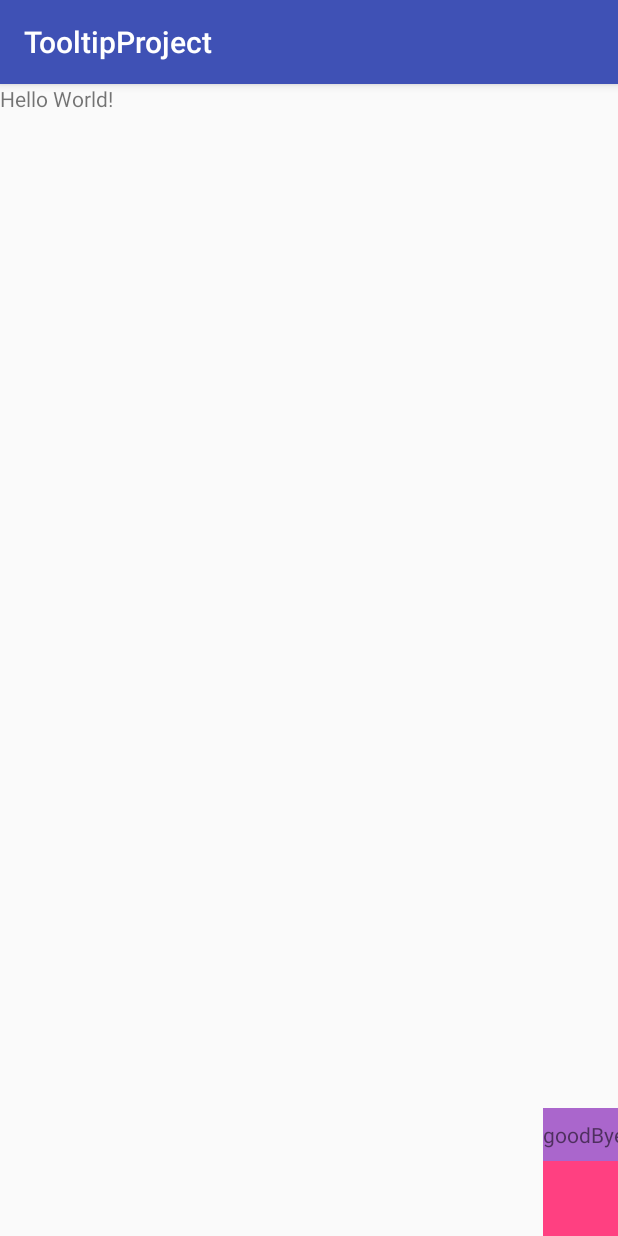
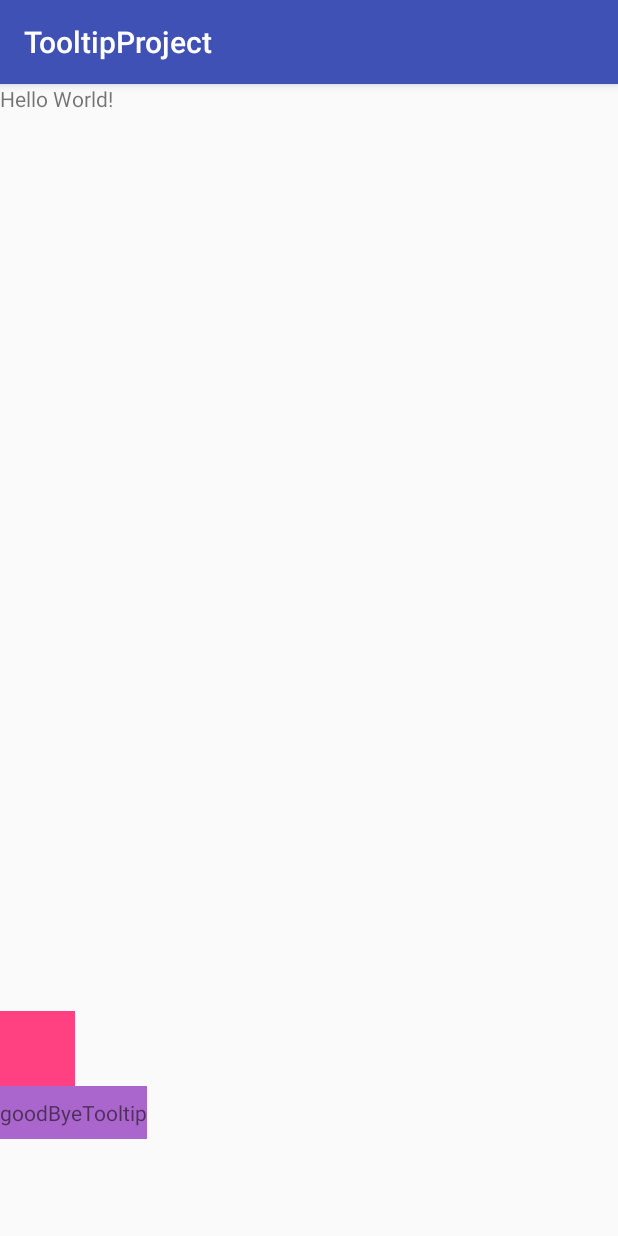
Before and after one commit to LilyMG/TooltipProject, an Android app: the screen it shows after launch (MainActivity), after a tap on an icon or button, on a phone screen of 412 x 824 dp. Run offline under Robolectric (Android 15) with nearby library versions, the phone set to English and light mode, and no system bars.

```diff
--- a/app/src/main/java/com/example/lilittevosyan/tooltipproject/MainActivity.java
+++ b/app/src/main/java/com/example/lilittevosyan/tooltipproject/MainActivity.java
@@ -30,7 +30,7 @@ public class MainActivity extends AppCompatActivity {
         tooltipPopup.setTitle("goodByeTooltip");
         tooltipPopup.setDismissFromOutside(true);
         tooltipPopup.setAnchorView(findViewById(R.id.anchor));
-        tooltipPopup.setTooltipPosition(ToolTipLinear.TOOLTIP_POSITION_UP);
+        tooltipPopup.setTooltipPosition(ToolTipLinear.TOOLTIP_POSITION_DOWN);
 
         findViewById(R.id.anchor).setOnClickListener(new View.OnClickListener() {
             @Override
--- a/app/src/main/java/com/example/lilittevosyan/tooltipproject/ToolTipLinear.java
+++ b/app/src/main/java/com/example/lilittevosyan/tooltipproject/ToolTipLinear.java
@@ -47,6 +47,7 @@ public class ToolTipLinear extends LinearLayout {
     private int tooltipPosition = 0;
     private boolean dismissFromOutside = false;
     private int height;
+    private int width;
 
     public void setTooltipPosition(int tooltipPosition) {
         this.tooltipPosition = tooltipPosition;
@@ -145,14 +146,24 @@ public class ToolTipLinear extends LinearLayout {
 
     private void correctAnchorView() {
         if (anchorView != null) {
+            measure(0, 0);
+            width = getMeasuredWidth();
             //TODO make sure setX and setY are positive values
             switch (tooltipPosition) {
                 case TOOLTIP_POSITION_UP:
-                    setX(anchorView.getX());
+                    if (anchorView.getX() + width > parentView.getWidth()) {
+                        setX(parentView.getWidth() - width);
+                    } else {
+                        setX(anchorView.getX());
+                    }
                     setY(anchorView.getY() - height);
                     break;
                 case TOOLTIP_POSITION_DOWN:
-                    setX(anchorView.getX());
+                    if (anchorView.getX() + width > parentView.getWidth()) {
+                        setX(parentView.getWidth() - width);
+                    } else {
+                        setX(anchorView.getX());
+                    }
                     setY(anchorView.getY() + anchorView.getHeight());
                     break;
                 default:
@@ -185,6 +196,7 @@ public class ToolTipLinear extends LinearLayout {
         parentView.setLayoutTransition(lt);
         measure(0, 0);
         height = getMeasuredHeight();
+        width = getMeasuredWidth();
     }
 
     public void setTitle(String title) {
--- a/app/src/main/res/layout/activity_main.xml
+++ b/app/src/main/res/layout/activity_main.xml
@@ -6,8 +6,8 @@
     tools:context="com.example.lilittevosyan.tooltipproject.MainActivity">
 
     <View
+        android:layout_marginBottom="100dp"
         android:layout_alignParentBottom="true"
-        android:layout_alignParentRight="true"
         android:background="@color/colorAccent"
         android:id="@+id/anchor"
         android:layout_width="50dp"
```
